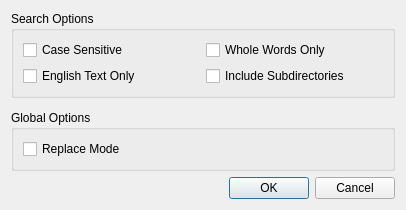
Above: optionsdlg.ui from caorr1980/StringSearcher before the change. Below: the same form after it.
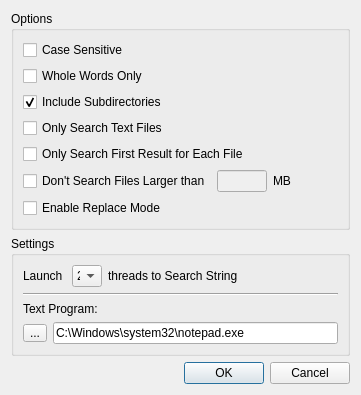
That is the form after the change.

Commit message: Finish Options Dialog UI

What changed in the file:
```diff
--- a/optionsdlg.ui
+++ b/optionsdlg.ui
@@ -6,46 +6,119 @@
    <rect>
     <x>0</x>
     <y>0</y>
-    <width>406</width>
-    <height>210</height>
+    <width>361</width>
+    <height>331</height>
    </rect>
   </property>
+  <property name="sizePolicy">
+   <sizepolicy hsizetype="Preferred" vsizetype="Preferred">
+    <horstretch>0</horstretch>
+    <verstretch>0</verstretch>
+   </sizepolicy>
+  </property>
+  <property name="maximumSize">
+   <size>
+    <width>361</width>
+    <height>331</height>
+   </size>
+  </property>
   <property name="windowTitle">
    <string>Dialog</string>
   </property>
-  <layout class="QVBoxLayout" name="verticalLayout">
+  <layout class="QVBoxLayout" name="verticalLayout_2">
    <item>
     <widget class="QGroupBox" name="groupBox_2">
      <property name="title">
-      <string>Search Options</string>
+      <string>Options</string>
      </property>
-     <layout class="QGridLayout" name="gridLayout_2">
-      <item row="0" column="0">
-       <widget class="QCheckBox" name="checkBox_6">
+     <layout class="QVBoxLayout" name="verticalLayout">
+      <item>
+       <widget class="QCheckBox" name="CKB_Case">
         <property name="text">
          <string>Case Sensitive</string>
         </property>
        </widget>
       </item>
-      <item row="0" column="1">
-       <widget class="QCheckBox" name="checkBox_7">
+      <item>
+       <widget class="QCheckBox" name="CKB_WholeWords">
         <property name="text">
          <string>Whole Words Only</string>
         </property>
        </widget>
       </item>
-      <item row="1" column="0">
-       <widget class="QCheckBox" name="checkBox_8">
-        <property name="text">
-         <string>English Text Only</string>
-        </property>
-       </widget>
-      </item>
-      <item row="1" column="1">
-       <widget class="QCheckBox" name="checkBox_9">
+      <item>
+       <widget class="QCheckBox" name="CKB_Subdir">
         <property name="text">
          <string>Include Subdirectories</string>
         </property>
+        <property name="checked">
+         <bool>true</bool>
+        </property>
+       </widget>
+      </item>
+      <item>
+       <widget class="QCheckBox" name="CKB_TextOnly">
+        <property name="text">
+         <string>Only Search Text Files</string>
+        </property>
+       </widget>
+      </item>
+      <item>
+       <widget class="QCheckBox" name="CKB_OnlyFirst">
+        <property name="text">
+         <string>Only Search First Result for Each File</string>
+        </property>
+       </widget>
+      </item>
+      <item>
+       <layout class="QHBoxLayout" name="horizontalLayout">
+        <item>
+         <widget class="QCheckBox" name="CKB_NoLarger">
+          <property name="text">
+           <string>Don't Search Files Larger than</string>
+          </property>
+         </widget>
+        </item>
+        <item>
+         <widget class="QLineEdit" name="LNE_LargerSize">
+          <property name="enabled">
+           <bool>false</bool>
+          </property>
+          <property name="maximumSize">
+           <size>
+            <width>50</width>
+            <height>16777215</height>
+           </size>
+          </property>
+         </widget>
+        </item>
+        <item>
+         <widget class="QLabel" name="label">
+          <property name="text">
+           <string>MB</string>
+          </property>
+         </widget>
+        </item>
+        <item>
+         <spacer name="horizontalSpacer">
+          <property name="orientation">
+           <enum>Qt::Horizontal</enum>
+          </property>
+          <property name="sizeHint" stdset="0">
+           <size>
+            <width>40</width>
+            <height>20</height>
+           </size>
+          </property>
+         </spacer>
+        </item>
+       </layout>
+      </item>
+      <item>
+       <widget class="QCheckBox" name="CKB_ReplaceMode">
+        <property name="text">
+         <string>Enable Replace Mode</string>
+        </property>
        </widget>
       </item>
      </layout>
@@ -70,16 +143,131 @@
    <item>
     <widget class="QGroupBox" name="groupBox">
      <property name="title">
-      <string>Global Options</string>
+      <string>Settings</string>
      </property>
-     <layout class="QGridLayout" name="gridLayout">
-      <item row="0" column="0">
-       <widget class="QCheckBox" name="checkBox">
+     <layout class="QVBoxLayout" name="verticalLayout_3">
+      <item>
+       <layout class="QHBoxLayout" name="horizontalLayout_2">
+        <item>
+         <widget class="QLabel" name="label_3">
+          <property name="text">
+           <string>Launch </string>
+          </property>
+         </widget>
+        </item>
+        <item>
+         <widget class="QComboBox" name="CMB_ThreadNum">
+          <property name="maximumSize">
+           <size>
+            <width>30</width>
+            <height>16777215</height>
+           </size>
+          </property>
+          <property name="currentIndex">
+           <number>1</number>
+          </property>
+          <item>
+           <property name="text">
+            <string>1</string>
+           </property>
+          </item>
+          <item>
+           <property name="text">
+            <string>2</string>
+           </property>
+          </item>
+          <item>
+           <property name="text">
+            <string>3</string>
+           </property>
+          </item>
+          <item>
+           <property name="text">
+            <string>4</string>
+           </property>
+          </item>
+          <item>
+           <property name="text">
+            <string>5</string>
+           </property>
+          </item>
+          <item>
+           <property name="text">
+            <string>6</string>
+           </property>
+          </item>
+          <item>
+           <property name="text">
+            <string>7</string>
+           </property>
+          </item>
+          <item>
+           <property name="text">
+            <string>8</string>
+           </property>
+          </item>
+         </widget>
+        </item>
+        <item>
+         <widget class="QLabel" name="label_2">
+          <property name="text">
+           <string>threads to Search String</string>
+          </property>
+         </widget>
+        </item>
+        <item>
+         <spacer name="horizontalSpacer_2">
+          <property name="orientation">
+           <enum>Qt::Horizontal</enum>
+          </property>
+          <property name="sizeHint" stdset="0">
+           <size>
+            <width>40</width>
+            <height>20</height>
+           </size>
+          </property>
+         </spacer>
+        </item>
+       </layout>
+      </item>
+      <item>
+       <widget class="Line" name="line">
+        <property name="orientation">
+         <enum>Qt::Horizontal</enum>
+        </property>
+       </widget>
+      </item>
+      <item>
+       <widget class="QLabel" name="label_4">
         <property name="text">
-         <string>Replace Mode</string>
+         <string>Text Program:</string>
         </property>
        </widget>
       </item>
+      <item>
+       <layout class="QHBoxLayout" name="horizontalLayout_3">
+        <item>
+         <widget class="QToolButton" name="BTN_TextProgram">
+          <property name="maximumSize">
+           <size>
+            <width>30</width>
+            <height>18</height>
+           </size>
+          </property>
+          <property name="text">
+           <string>...</string>
+          </property>
+         </widget>
+        </item>
+        <item>
+         <widget class="QLineEdit" name="LNE_TextProgram">
+          <property name="text">
+           <string>C:\Windows\system32\notepad.exe</string>
+          </property>
+         </widget>
+        </item>
+       </layout>
+      </item>
      </layout>
     </widget>
    </item>
```
Left out of the diff: 14 changed lines with no effect on the pictures. The commit also changes 3 other files.
